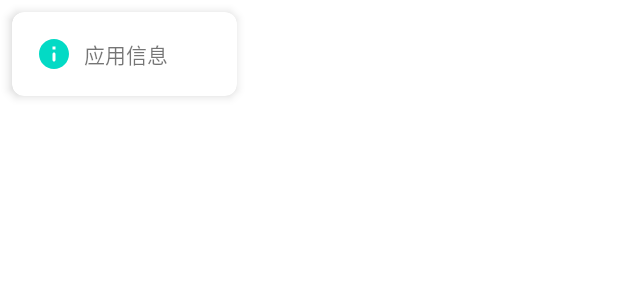
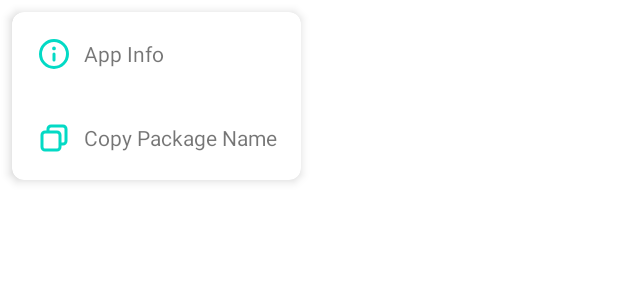
Before and after one commit to h3110w0r1d-y/T9Launcher, an Android app: the layout layout_app_pop.xml on its own in the app's theme, with its tools: preview values and no code run, on a phone screen of 412 x 824 dp. Shown: the top 300 px of the screen. Run offline under Robolectric (Android 15) with nearby library versions, the phone set to English and light mode, and no system bars.

Commit message:
:sparkles: 增加复制包名功能，增加匹配度并排序

```diff
--- /dev/null
+++ b/app/src/main/res/drawable/ic_app_info.xml
@@ -0,0 +1,15 @@
+<vector xmlns:android="http://schemas.android.com/apk/res/android"
+    android:width="24dp"
+    android:height="24dp"
+    android:viewportWidth="1024"
+    android:viewportHeight="1024">
+  <path
+      android:fillColor="#FF000000"
+      android:pathData="M512,85.3A426.7,426.7 0,1 1,85.3 512,426.7 426.7,0 0,1 512,85.3zM512,170.7a341.3,341.3 0,1 0,341.3 341.3A341.3,341.3 0,0 0,512 170.7z"/>
+  <path
+      android:fillColor="#FF000000"
+      android:pathData="M512,352m-53.3,0a53.3,53.3 0,1 0,106.7 0,53.3 53.3,0 1,0 -106.7,0Z"/>
+  <path
+      android:fillColor="#FF000000"
+      android:pathData="M469.3,469.3m42.7,0l0,0q42.7,0 42.7,42.7l0,170.7q0,42.7 -42.7,42.7l0,0q-42.7,0 -42.7,-42.7l0,-170.7q0,-42.7 42.7,-42.7Z"/>
+</vector>
--- /dev/null
+++ b/app/src/main/res/drawable/ic_copy_package_name.xml
@@ -0,0 +1,4 @@
+<vector android:height="24dp" android:viewportHeight="1024"
+    android:viewportWidth="1024" android:width="24dp" xmlns:android="http://schemas.android.com/apk/res/android">
+    <path android:fillColor="#FF000000" android:pathData="M768,128L426.7,128a128,128 0,0 0,-128 128v42.7h-42.7a128,128 0,0 0,-128 128v341.3a128,128 0,0 0,128 128h341.3a128,128 0,0 0,128 -128v-42.7h42.7a128,128 0,0 0,128 -128L896,256a128,128 0,0 0,-128 -128zM640,768a42.7,42.7 0,0 1,-42.7 42.7L256,810.7a42.7,42.7 0,0 1,-42.7 -42.7L213.3,426.7a42.7,42.7 0,0 1,42.7 -42.7h341.3a42.7,42.7 0,0 1,42.7 42.7v341.3zM810.7,597.3a42.7,42.7 0,0 1,-42.7 42.7h-42.7L725.3,426.7a128,128 0,0 0,-128 -128L384,298.7v-42.7a42.7,42.7 0,0 1,42.7 -42.7h341.3a42.7,42.7 0,0 1,42.7 42.7z"/>
+</vector>
--- a/app/src/main/res/drawable/ic_info.xml
+++ /dev/null
@@ -1,5 +0,0 @@
-<vector android:height="24dp" android:tint="#FFFFFF"
-    android:viewportHeight="24" android:viewportWidth="24"
-    android:width="24dp" xmlns:android="http://schemas.android.com/apk/res/android">
-    <path android:fillColor="@android:color/white" android:pathData="M12,2C6.48,2 2,6.48 2,12s4.48,10 10,10 10,-4.48 10,-10S17.52,2 12,2zM12,17c-0.55,0 -1,-0.45 -1,-1v-4c0,-0.55 0.45,-1 1,-1s1,0.45 1,1v4c0,0.55 -0.45,1 -1,1zM13,9h-2L11,7h2v2z"/>
-</vector>
--- a/app/src/main/res/layout/layout_app_pop.xml
+++ b/app/src/main/res/layout/layout_app_pop.xml
@@ -25,10 +25,22 @@
 				android:padding="16dp"
 				android:minWidth="150dp"
 				android:gravity="start|center"
-				android:text="应用信息"
+				android:text="@string/app_info"
 				android:drawablePadding="8dp"
 				app:drawableTint="?attr/colorAccent"
-				app:drawableLeftCompat="@drawable/ic_info" />
+				app:drawableLeftCompat="@drawable/ic_app_info" />
+			<TextView
+				android:id="@+id/pop_copy_package_name"
+				android:layout_width="wrap_content"
+				android:layout_height="wrap_content"
+				android:background="?attr/selectableItemBackground"
+				android:padding="16dp"
+				android:minWidth="150dp"
+				android:gravity="start|center"
+				android:text="@string/copy_package_name"
+				android:drawablePadding="8dp"
+				app:drawableTint="?attr/colorAccent"
+				app:drawableLeftCompat="@drawable/ic_copy_package_name" />
 
 		</LinearLayout>
 
--- a/app/src/main/res/values/strings.xml
+++ b/app/src/main/res/values/strings.xml
@@ -18,4 +18,6 @@
     <string name="attachment_summary_off">Only download attachments when manually requested</string>
     <string name="clear">Clear</string>
     <string name="setting">Setting</string>
+    <string name="app_info">App Info</string>
+    <string name="copy_package_name">Copy Package Name</string>
 </resources>
```
Also changed, not shown: app/src/main/java/com/h3110w0r1d/t9launcher/model/AppListViewModel.java (+9 -1 lines), app/src/main/java/com/h3110w0r1d/t9launcher/utils/Pinyin4jUtil.java (+22 -12 lines), app/src/main/java/com/h3110w0r1d/t9launcher/vo/AppInfo.java (+10 -2 lines), app/src/main/java/com/h3110w0r1d/t9launcher/vo/AppInfoComparator.java (added, +19 -0 lines), app/src/main/java/com/h3110w0r1d/t9launcher/widgets/AppPopMenu.java (+11 -0 lines), 2 other files.
